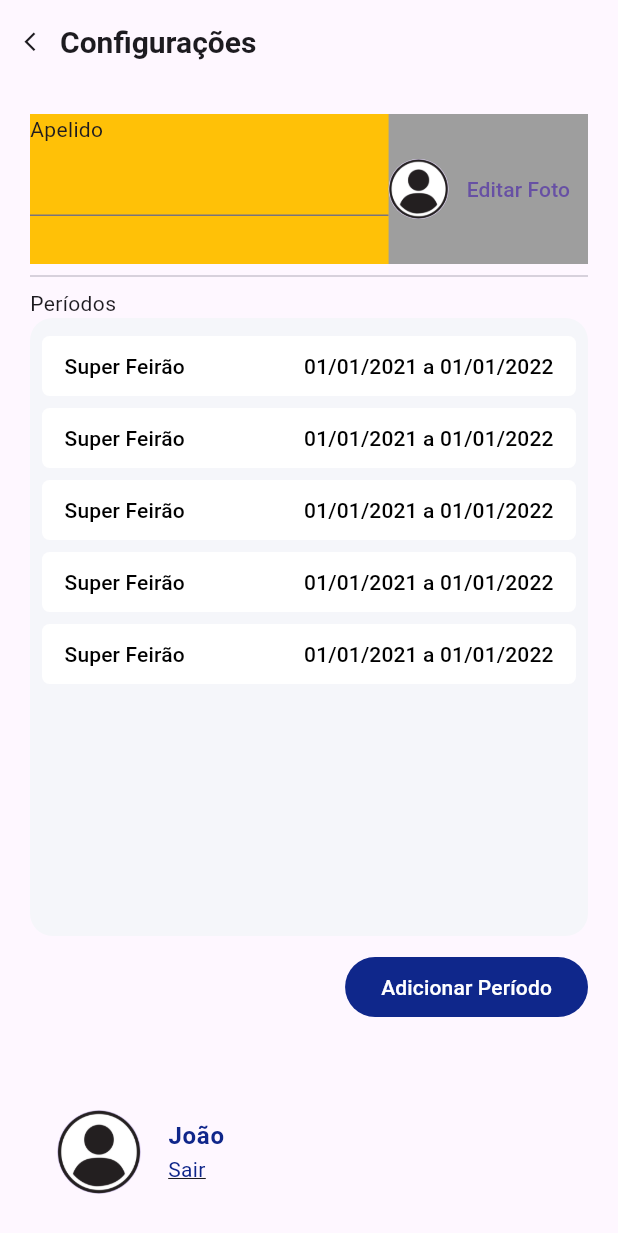
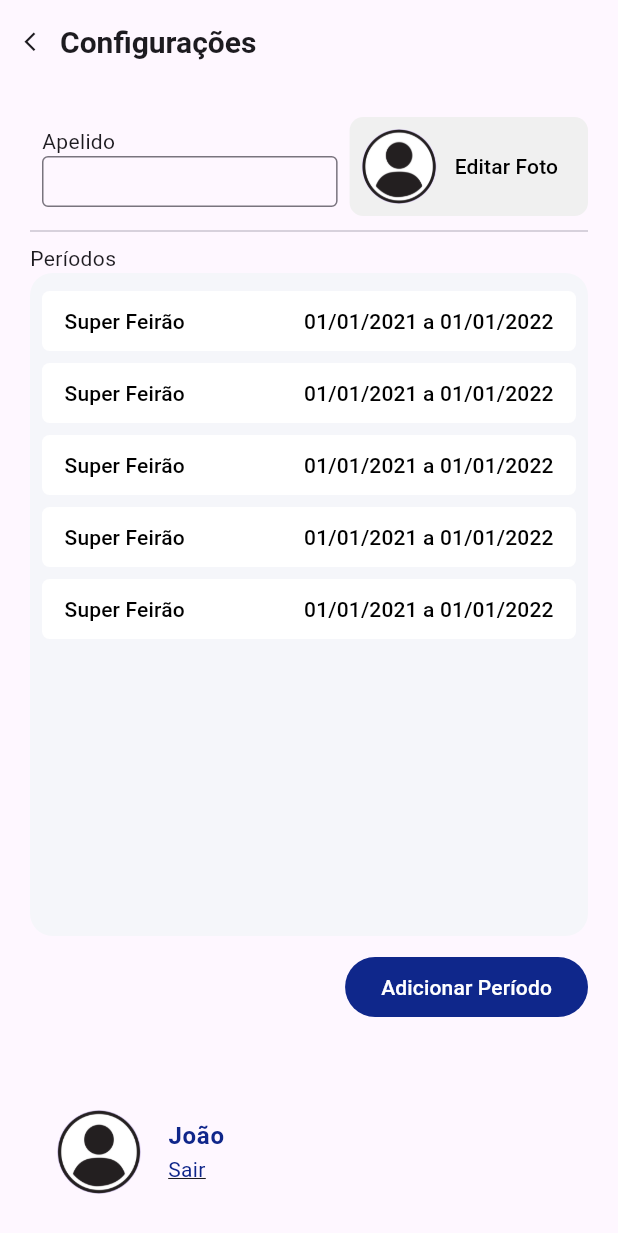
Before and after one commit to julianojstavares/flutter_5acf3936-641e-4b43-97e6-d7b847736091, a Flutter app: the SettingsPage screen opened by its route, on a phone screen of 412 x 824 dp. Shown: the top 1233 px of the screen. Run offline on Flutter 3.47's test engine with Material 3 defaults, Android fonts, the phone set to English and light mode, and no system bars; drawn by our look-alikes of auto_size_text; our stand-ins replace auto_route.

Commit message:
Setting up header - settings page

```diff
--- a/lib/feature/settings/presentation/widgets/header_widget.dart
+++ b/lib/feature/settings/presentation/widgets/header_widget.dart
@@ -8,37 +8,56 @@ class HeaderWidget extends StatelessWidget {
 
   @override
   Widget build(BuildContext context) {
-    return Container(
-      color: Colors.amber,
-      height: 100,
-      child: Row(
-        crossAxisAlignment: CrossAxisAlignment.stretch,
+    return Row(
       children: [
         const Flexible(
+          child: Padding(
+            padding: EdgeInsets.all(8.0),
             child: Column(
               crossAxisAlignment: CrossAxisAlignment.start,
               children: [
                 AutoSizeText("Apelido"),
-                TextField(),
+                TextField(
+                  decoration: InputDecoration(
+                    contentPadding:
+                        EdgeInsets.symmetric(horizontal: 8, vertical: 5),
+                    isDense: true,
+                    border: OutlineInputBorder(),
+                  ),
+                ),
               ],
             ),
           ),
+        ),
         Container(
-            color: Colors.grey,
+          padding: const EdgeInsets.all(8),
+          decoration: BoxDecoration(
+            color: const Color.fromRGBO(240, 240, 240, 1),
+            borderRadius: BorderRadius.circular(9),
+          ),
           child: Row(
             children: [
               const CircleAvatar(
                 foregroundImage: AssetImage("assets/images/profile.png"),
+                radius: 25,
               ),
               TextButton(
                 onPressed: () {},
+                style: const ButtonStyle(
+                  padding: MaterialStatePropertyAll(EdgeInsets.zero),
+                ),
+                child: TextButton(
+                  onPressed: () {},
+                  style: const ButtonStyle(
+                    foregroundColor: MaterialStatePropertyAll(Colors.black),
+                  ),
                   child: const AutoSizeText("Editar Foto"),
+                ),
               ),
             ],
           ),
         ),
       ],
-      ),
     );
   }
 }
```
Lines whose indentation alone changed are shown as unchanged.
